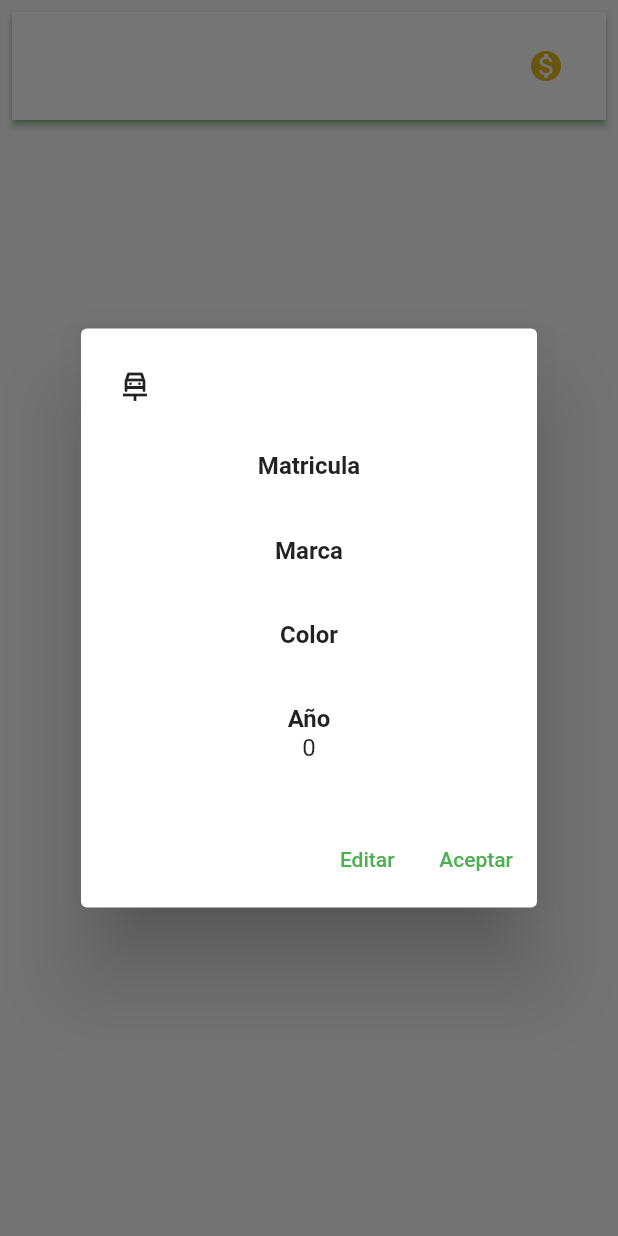
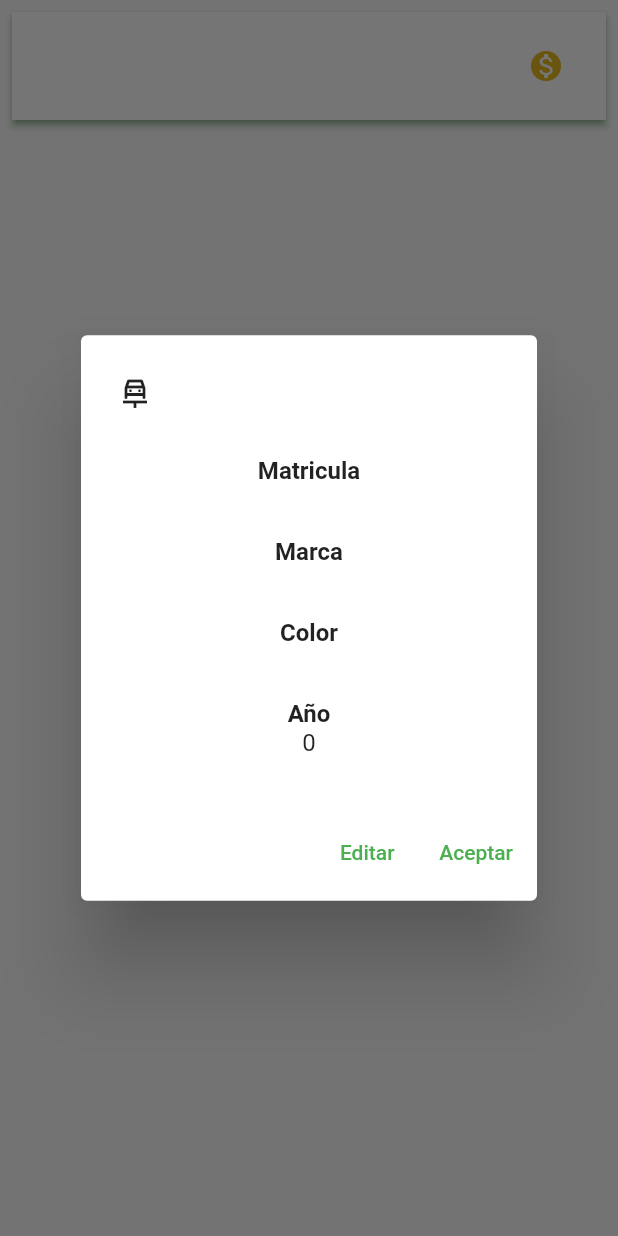
Before and after one commit to EPICSLASH999/mis_vehiculos, a Flutter app: the TileVehiculo widget shown alone on an empty page, opened directly with empty values, after a tap on the "monetization on" icon, on a phone screen of 412 x 824 dp. Run offline on Flutter 3.47's test engine with Material 2 defaults, Android fonts, the phone set to English and light mode, and no system bars; our stand-ins replace bloc, equatable, flutter_bloc, sqflite; accounts and stored records are empty.

Commit message:
Mejorado autoajuste para evitar overflow.

```diff
--- a/lib/widgets/widgets_vehiculos.dart
+++ b/lib/widgets/widgets_vehiculos.dart
@@ -145,8 +145,6 @@ class TileVehiculo extends StatelessWidget {
     };
   }
   Future mostrarVehiculo(BuildContext context) {
-    double altura = 225;
-
     return showDialog(
       context: context,
       builder: (context) => AlertDialog(
@@ -166,17 +164,15 @@ class TileVehiculo extends StatelessWidget {
             ),
           ],
         ),
-        content: SizedBox(
-          height: altura,
-          child: Column(
+        content: Column(
           mainAxisAlignment: MainAxisAlignment.spaceAround,
+          mainAxisSize: MainAxisSize.min, // Esto autoajusta el 'height' del AlertDialog dependiendo de la altura del total de los widgets hijos.
           children: [
             DatoVehiculo(titulo: 'Matricula', valor: vehiculo.matricula),
             DatoVehiculo(titulo: 'Marca', valor: vehiculo.marca),
             DatoVehiculo(titulo: 'Color', valor: vehiculo.color),
             DatoVehiculo(titulo: 'Año', valor: vehiculo.ano.toString()),
           ],
-          ),
         ),
         actions: [
           TextButton(
```
Lines whose indentation alone changed are shown as unchanged.
